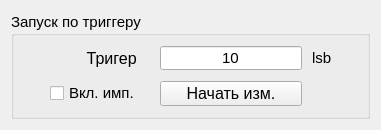
First picture: the form in frontend/engineWidget/WidgetRunMeasure.ui, repository AtariVC/ddii_scopus, before the edit.
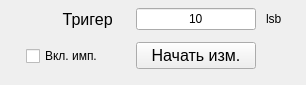
Second picture: the form after the edit.

Commit message: add tab widget and scroll bar

```diff
--- a/frontend/engineWidget/WidgetRunMeasure.ui
+++ b/frontend/engineWidget/WidgetRunMeasure.ui
@@ -6,8 +6,8 @@
    <rect>
     <x>0</x>
     <y>0</y>
-    <width>381</width>
-    <height>130</height>
+    <width>306</width>
+    <height>85</height>
    </rect>
   </property>
   <property name="sizePolicy">
@@ -18,8 +18,8 @@
   </property>
   <property name="minimumSize">
    <size>
-    <width>330</width>
-    <height>130</height>
+    <width>306</width>
+    <height>85</height>
    </size>
   </property>
   <property name="windowTitle">
@@ -27,58 +27,22 @@
   </property>
   <layout class="QGridLayout" name="gridLayout">
    <property name="topMargin">
-    <number>12</number>
+    <number>5</number>
+   </property>
+   <property name="rightMargin">
+    <number>5</number>
+   </property>
+   <property name="bottomMargin">
+    <number>5</number>
+   </property>
+   <property name="horizontalSpacing">
+    <number>5</number>
    </property>
    <property name="verticalSpacing">
     <number>0</number>
    </property>
    <item row="0" column="0">
-    <widget class="QGroupBox" name="groupBox_run_meas">
-     <property name="sizePolicy">
-      <sizepolicy hsizetype="Expanding" vsizetype="Expanding">
-       <horstretch>0</horstretch>
-       <verstretch>0</verstretch>
-      </sizepolicy>
-     </property>
-     <property name="minimumSize">
-      <size>
-       <width>121</width>
-       <height>0</height>
-      </size>
-     </property>
-     <property name="font">
-      <font>
-       <family>MS Shell Dlg 2</family>
-       <pointsize>11</pointsize>
-       <weight>50</weight>
-       <italic>false</italic>
-       <bold>false</bold>
-      </font>
-     </property>
-     <property name="styleSheet">
-      <string notr="true">font: 11pt &quot;MS Shell Dlg 2&quot;;</string>
-     </property>
-     <property name="title">
-      <string>Запуск по триггеру</string>
-     </property>
-     <layout class="QHBoxLayout" name="horizontalLayout_5">
-      <property name="spacing">
-       <number>10</number>
-      </property>
-      <property name="leftMargin">
-       <number>5</number>
-      </property>
-      <property name="topMargin">
-       <number>5</number>
-      </property>
-      <property name="rightMargin">
-       <number>5</number>
-      </property>
-      <property name="bottomMargin">
-       <number>7</number>
-      </property>
-      <item>
-       <layout class="QGridLayout" name="gridLayout_12" rowstretch="1,0,0" columnstretch="1,0,0,0,1" rowminimumheight="1,1,1" columnminimumwidth="1,1,1,1,1">
+    <layout class="QGridLayout" name="gridLayout_meas" rowstretch="1,0,0" columnstretch="1,0,0,0,1" rowminimumheight="1,1,1" columnminimumwidth="1,1,1,1,1">
         <property name="sizeConstraint">
          <enum>QLayout::SetDefaultConstraint</enum>
         </property>
@@ -86,7 +50,7 @@
          <number>5</number>
         </property>
         <property name="topMargin">
-         <number>5</number>
+      <number>0</number>
         </property>
         <property name="rightMargin">
          <number>5</number>
@@ -177,7 +141,7 @@
           <property name="minimumSize">
            <size>
             <width>100</width>
-            <height>0</height>
+         <height>30</height>
            </size>
           </property>
           <property name="layoutDirection">
@@ -249,9 +213,6 @@
          </spacer>
         </item>
        </layout>
-      </item>
-     </layout>
-    </widget>
    </item>
   </layout>
  </widget>
```
Lines whose indentation alone changed are shown as unchanged. The commit also changes 5 other files.
